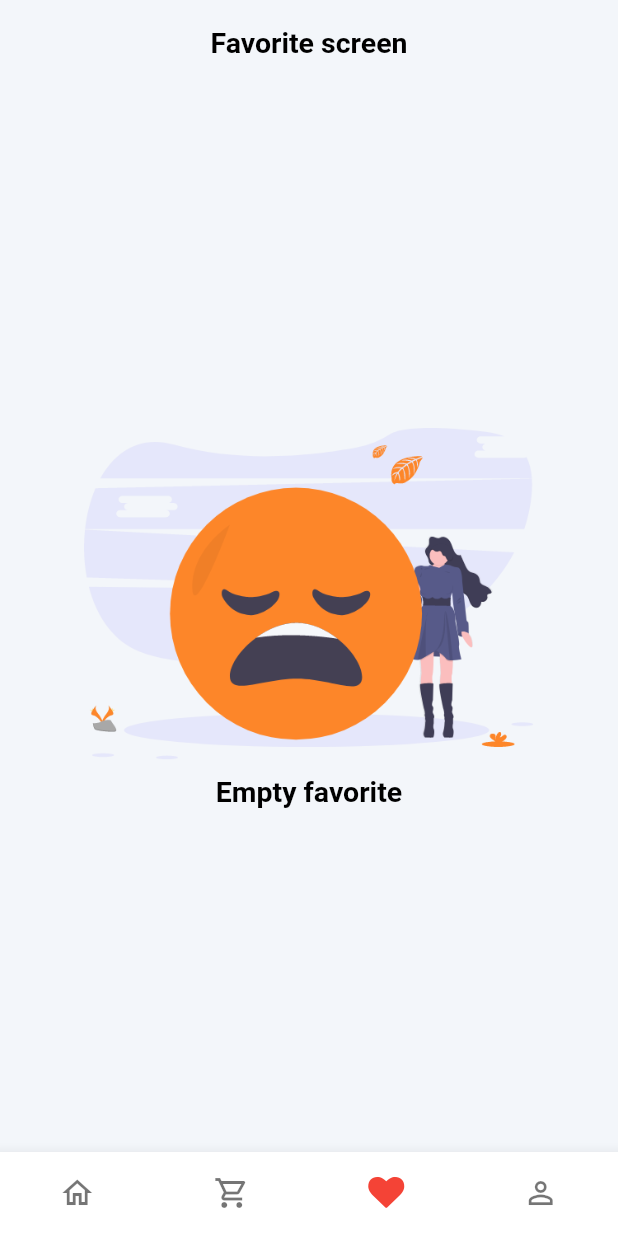
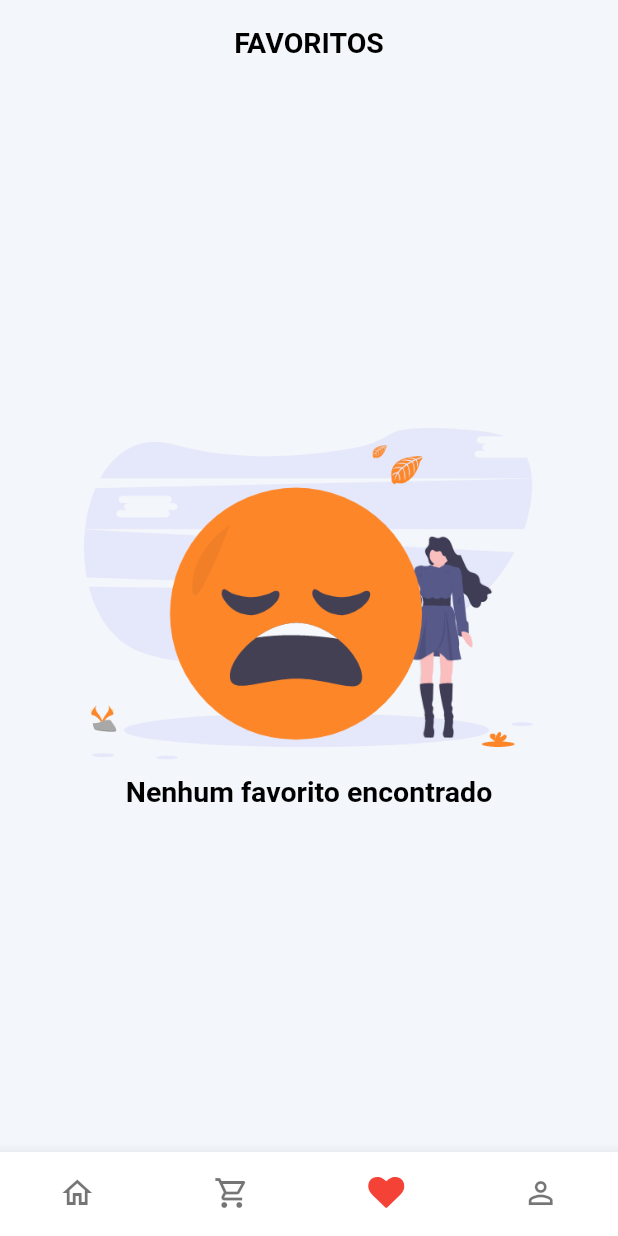
Before and after one commit to PedrooFerraz/Aplicativo-Flutter-DAMD-PUC, a Flutter app: the screen it shows after launch, item 3 of the bottom bar chosen, on a phone screen of 412 x 824 dp. Run offline on Flutter 3.47's test engine with Material 3 defaults, Android fonts, the phone set to English and light mode, and no system bars; our stand-ins replace badges, flutter_rating_bar, font_awesome_flutter, get, simple_animations.

Commit message:
Update favorite_screen.dart
Alteração da formação "Favoritos" para caixa alta e a cor do ícone coração

```diff
--- a/lib/src/view/screen/favorite_screen.dart
+++ b/lib/src/view/screen/favorite_screen.dart
@@ -7,29 +7,40 @@ import 'package:aplicativo_flutter_damd_puc/core/app_extension.dart';
 import 'package:aplicativo_flutter_damd_puc/src/view/widget/empty_widget.dart';
 import 'package:aplicativo_flutter_damd_puc/src/controller/food_controller.dart';
 
-final FoodController controller = Get.put(FoodController());
-
 class FavoriteScreen extends StatelessWidget {
   const FavoriteScreen({super.key});
 
   @override
   Widget build(BuildContext context) {
+    final FoodController controller = Get.find<FoodController>();
+
     return Scaffold(
       appBar: AppBar(
         title: Text(
-          "Favorite screen",
+          "FAVORITOS",
           style: context.displayMedium,
         ),
       ),
-      body: EmptyWidget(
+      body: GetBuilder<FoodController>(
+        builder: (controller) {
+          return EmptyWidget(
             type: EmptyWidgetType.favorite,
-        title: "Empty favorite",
+            title: "Nenhum favorito encontrado",
             condition: controller.favoriteFood.isNotEmpty,
-        child: ListView.separated(
+            child: _buildFavoriteList(context, controller),
+          );
+        },
+      ),
+    );
+  }
+
+  Widget _buildFavoriteList(BuildContext context, FoodController controller) {
+    return ListView.separated(
       padding: const EdgeInsets.all(15),
       itemCount: controller.favoriteFood.length,
       itemBuilder: (_, index) {
         Food food = controller.favoriteFood[index];
+
         return Card(
           color: controller.isLightTheme
               ? Colors.white
@@ -38,11 +49,20 @@ class FavoriteScreen extends StatelessWidget {
             borderRadius: BorderRadius.circular(15.0),
           ),
           child: ListTile(
+            contentPadding: const EdgeInsets.all(10),
+            leading: ClipRRect(
+              borderRadius: BorderRadius.circular(8),
+              child: Image.asset(
+                food.image,
+                width: 50,
+                height: 50,
+                fit: BoxFit.cover,
+              ),
+            ),
             title: Text(
               food.name,
               style: context.headlineMedium,
             ),
-                leading: Image.asset(food.image),
             subtitle: Text(
               food.description,
               overflow: TextOverflow.ellipsis,
@@ -50,13 +70,9 @@ class FavoriteScreen extends StatelessWidget {
             ),
             trailing: const Icon(AppIcon.heart, color: Colors.redAccent),
           ),
-            ).fadeAnimation(index * 0.6);
+        ).fadeAnimation(index * 0.4);
       },
-          separatorBuilder: (_, __) {
-            return const Padding(padding: EdgeInsets.only(bottom: 15));
-          },
-        ),
-      ),
+      separatorBuilder: (context, index) => const SizedBox(height: 15),
     );
   }
 }
```
Lines whose indentation alone changed are shown as unchanged.
